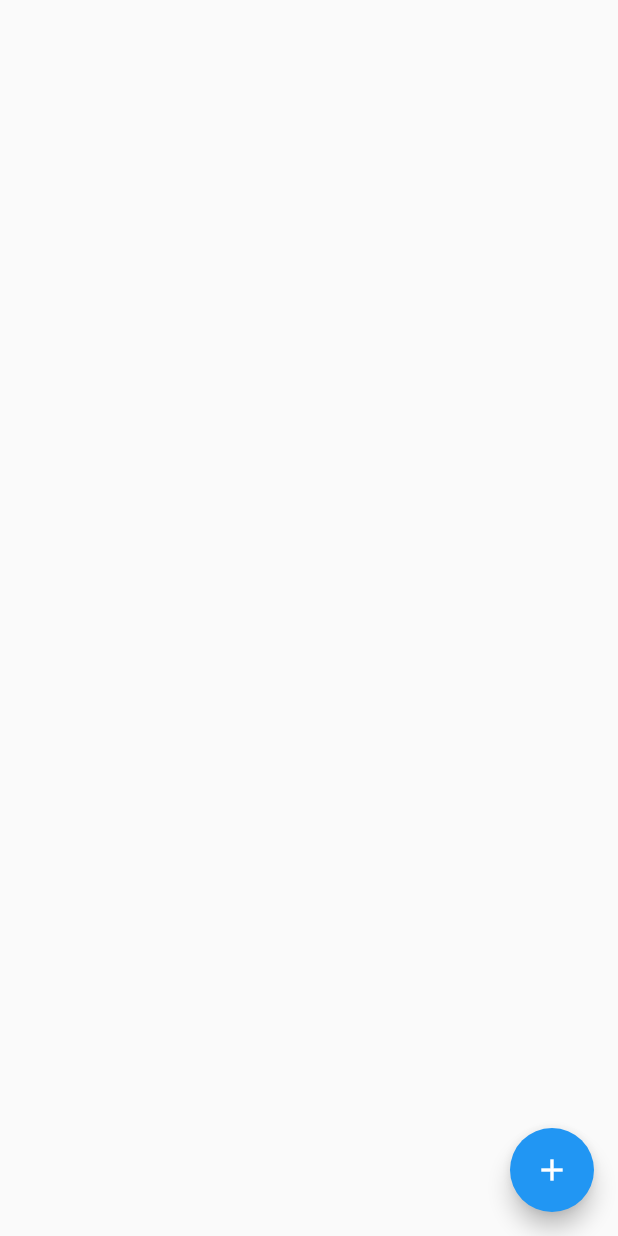
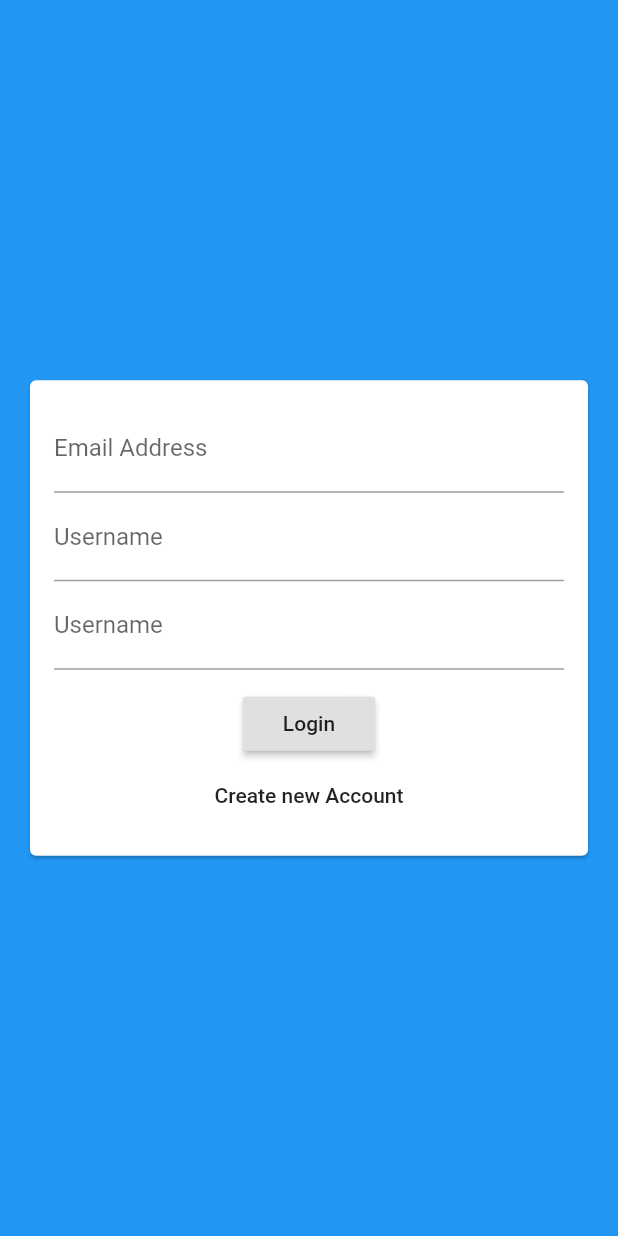
Before and after one commit to Vishnuanand77/Flutter-Chat-App, a Flutter app: the screen it shows after launch, on a phone screen of 412 x 824 dp. Run offline on Flutter 3.47's test engine with Material 2 defaults, Android fonts, the phone set to English and light mode, and no system bars; our stand-ins replace cloud_firestore; accounts and stored records are empty.

Commit message:
Created the auth screen and the auth form

```diff
--- a/lib/Screens/auth_screen.dart
+++ b/lib/Screens/auth_screen.dart
@@ -0,0 +1,18 @@
+import 'package:flutter/material.dart';
+
+import '../Widgets/Auth/auth_form.dart';
+
+class AuthScreen extends StatefulWidget {
+  @override
+  _AuthScreenState createState() => _AuthScreenState();
+}
+
+class _AuthScreenState extends State<AuthScreen> {
+  @override
+  Widget build(BuildContext context) {
+    return Scaffold(
+      backgroundColor: Theme.of(context).primaryColor,
+      body: AuthForm(),
+    );
+  }
+}
--- /dev/null
+++ b/lib/Widgets/Auth/auth_form.dart
@@ -0,0 +1,49 @@
+import 'package:flutter/material.dart';
+
+class AuthForm extends StatefulWidget {
+  @override
+  _AuthFormState createState() => _AuthFormState();
+}
+
+class _AuthFormState extends State<AuthForm> {
+  @override
+  Widget build(BuildContext context) {
+    return Center(
+      child: Card(
+        margin: EdgeInsets.all(20),
+        child: SingleChildScrollView(
+          child: Padding(
+            padding: EdgeInsets.all(16),
+            child: Form(
+              child: Column(
+                mainAxisSize: MainAxisSize.min,
+                children: <Widget>[
+                  TextFormField(
+                    keyboardType: TextInputType.emailAddress,
+                    decoration: InputDecoration(labelText: 'Email Address'),
+                  ),
+                  TextFormField(
+                    decoration: InputDecoration(labelText: 'Username'),
+                  ),
+                  TextFormField(
+                    decoration: InputDecoration(labelText: 'Username'),
+                    obscureText: true,
+                  ),
+                  SizedBox(height: 12),
+                  RaisedButton(
+                    onPressed: () {},
+                    child: Text('Login'),
+                  ),
+                  FlatButton(
+                    onPressed: () {},
+                    child: Text('Create new Account'),
+                  ),
+                ],
+              ),
+            ),
+          ),
+        ),
+      ),
+    );
+  }
+}
--- a/lib/main.dart
+++ b/lib/main.dart
@@ -1,3 +1,4 @@
+import 'package:chatapp/Screens/auth_screen.dart';
 import 'package:chatapp/Screens/chat_screen.dart';
 import 'package:flutter/material.dart';
 
@@ -12,7 +13,7 @@ class MyApp extends StatelessWidget {
       theme: ThemeData(
         primarySwatch: Colors.blue,
       ),
-      home: ChatScreen(),
+      home: AuthScreen(),
     );
   }
 }
```
